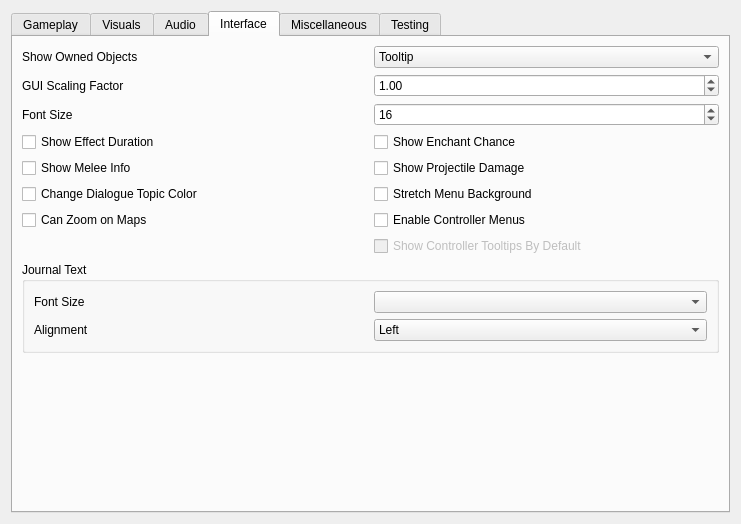
Above: apps/launcher/ui/settingspage.ui from plexiglassss/openmw before the change. Below: the same form after it.
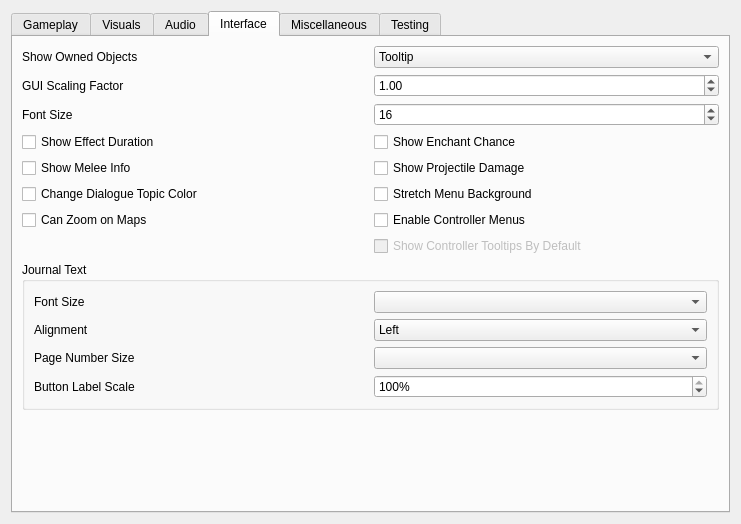
That is the form after the change. The open tabs and pages were chosen to show the change.

Commit message: Configure journal controls and extend font sizing to journal lists

```diff
--- a/apps/launcher/ui/settingspage.ui
+++ b/apps/launcher/ui/settingspage.ui
@@ -1432,6 +1432,36 @@
             <item><property name="text"><string>Justified</string></property></item>
            </widget>
           </item>
+          <item row="2" column="0">
+           <widget class="QLabel" name="journalPageNumberFontSizeLabel">
+            <property name="text"><string>Page Number Size</string></property>
+            <property name="buddy"><cstring>journalPageNumberFontSizeComboBox</cstring></property>
+           </widget>
+          </item>
+          <item row="2" column="1">
+           <widget class="QComboBox" name="journalPageNumberFontSizeComboBox">
+            <property name="toolTip">
+             <string>Font size of the journal page numbers. Use current layout preserves their original font height.</string>
+            </property>
+           </widget>
+          </item>
+          <item row="3" column="0">
+           <widget class="QLabel" name="journalButtonScaleLabel">
+            <property name="text"><string>Button Label Scale</string></property>
+            <property name="buddy"><cstring>journalButtonScaleSpinBox</cstring></property>
+           </widget>
+          </item>
+          <item row="3" column="1">
+           <widget class="QSpinBox" name="journalButtonScaleSpinBox">
+            <property name="toolTip">
+             <string>Scale of the journal button artwork, including Options, Close, navigation and quest/topic controls. 100% is the original size; lower values make the labels smaller.</string>
+            </property>
+            <property name="suffix"><string>%</string></property>
+            <property name="minimum"><number>50</number></property>
+            <property name="maximum"><number>100</number></property>
+            <property name="value"><number>100</number></property>
+           </widget>
+          </item>
          </layout>
         </widget>
        </item>
```
Left out of the diff: 2 changed lines with no effect on the pictures. The commit also changes 21 other files.
